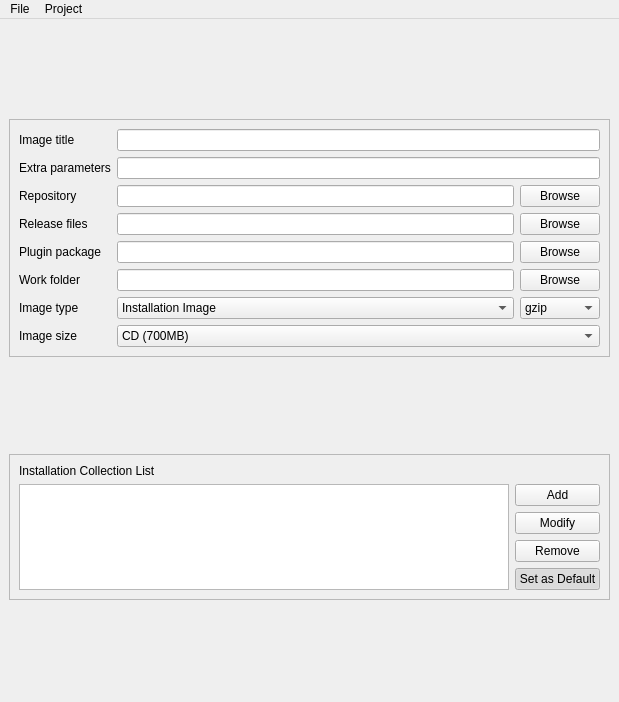
Qt form kde/pardusman/gui/ui/main.ui (pars-linux/uludag) before a commit.
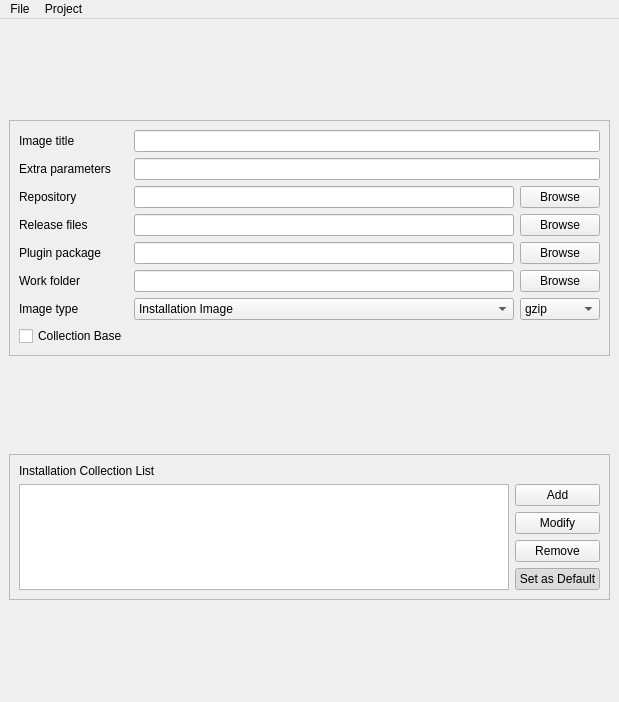
The same form after that commit. Icons and pictures are not drawn.

Patch:
```diff
--- a/kde/pardusman/gui/ui/main.ui
+++ b/kde/pardusman/gui/ui/main.ui
@@ -43,7 +43,7 @@
            </property>
           </widget>
          </item>
-         <item row="0" column="1" colspan="2">
+         <item row="0" column="2" colspan="2">
           <widget class="QLineEdit" name="lineTitle">
            <property name="toolTip">
             <string>The title of the Pardus image</string>
@@ -57,7 +57,7 @@
            </property>
           </widget>
          </item>
-         <item row="1" column="1" colspan="2">
+         <item row="1" column="2" colspan="2">
           <widget class="QLineEdit" name="lineParameters">
            <property name="toolTip">
             <string>Extra parameters to pass to the kernel command line during boot.</string>
@@ -71,14 +71,14 @@
            </property>
           </widget>
          </item>
-         <item row="2" column="1">
+         <item row="2" column="2">
           <widget class="QLineEdit" name="lineRepository">
            <property name="toolTip">
             <string>Local or remote URL of the repository index from which the image will be created</string>
            </property>
           </widget>
          </item>
-         <item row="2" column="2">
+         <item row="2" column="3">
           <widget class="QPushButton" name="pushBrowseRepository">
            <property name="text">
             <string>Browse</string>
@@ -92,14 +92,14 @@
            </property>
           </widget>
          </item>
-         <item row="3" column="1">
+         <item row="3" column="2">
           <widget class="QLineEdit" name="lineReleaseFiles">
            <property name="toolTip">
             <string>Path to the local directory which contains metadata about the image like the release notes, etc.</string>
            </property>
           </widget>
          </item>
-         <item row="3" column="2">
+         <item row="3" column="3">
           <widget class="QPushButton" name="pushBrowseReleaseFiles">
            <property name="text">
             <string>Browse</string>
@@ -113,10 +113,10 @@
            </property>
           </widget>
          </item>
-         <item row="4" column="1">
-          <widget class="QLineEdit" name="linePluginPackage"/>
-         </item>
          <item row="4" column="2">
+          <widget class="QLineEdit" name="linePluginPackage"/>
+         </item>
+         <item row="4" column="3">
           <widget class="QPushButton" name="pushBrowsePluginPackage">
            <property name="text">
             <string>Browse</string>
@@ -130,14 +130,14 @@
            </property>
           </widget>
          </item>
-         <item row="5" column="1">
+         <item row="5" column="2">
           <widget class="QLineEdit" name="lineWorkFolder">
            <property name="toolTip">
             <string>Path to the directory where Pardusman will work and create the related files and directories</string>
            </property>
           </widget>
          </item>
-         <item row="5" column="2">
+         <item row="5" column="3">
           <widget class="QPushButton" name="pushBrowseWorkFolder">
            <property name="text">
             <string>Browse</string>
@@ -151,7 +151,7 @@
            </property>
           </widget>
          </item>
-         <item row="6" column="1">
+         <item row="6" column="2">
           <widget class="QComboBox" name="comboType">
            <item>
             <property name="text">
@@ -165,7 +165,7 @@
            </item>
           </widget>
          </item>
-         <item row="6" column="2">
+         <item row="6" column="3">
           <widget class="QComboBox" name="comboCompression">
            <item>
             <property name="text">
@@ -185,42 +185,12 @@
           </widget>
          </item>
          <item row="7" column="0">
-          <widget class="QLabel" name="label_8">
-           <property name="enabled">
-            <bool>true</bool>
-           </property>
+          <widget class="QCheckBox" name="checkCollection">
            <property name="text">
-            <string>Image size</string>
+            <string>Collection Base</string>
            </property>
           </widget>
          </item>
-         <item row="7" column="1" colspan="2">
-          <widget class="QComboBox" name="comboSize">
-           <property name="enabled">
-            <bool>true</bool>
-           </property>
-           <item>
-            <property name="text">
-             <string>CD (700MB)</string>
-            </property>
-           </item>
-           <item>
-            <property name="text">
-             <string>DVD (4.2GB)</string>
-            </property>
-           </item>
-           <item>
-            <property name="text">
-             <string>Flash Disk (1GB)</string>
-            </property>
-           </item>
-           <item>
-            <property name="text">
-             <string>Custom</string>
-            </property>
-           </item>
-          </widget>
-         </item>
         </layout>
        </item>
       </layout>
```
Left out of the diff: 3 changed lines with no effect on the pictures.
